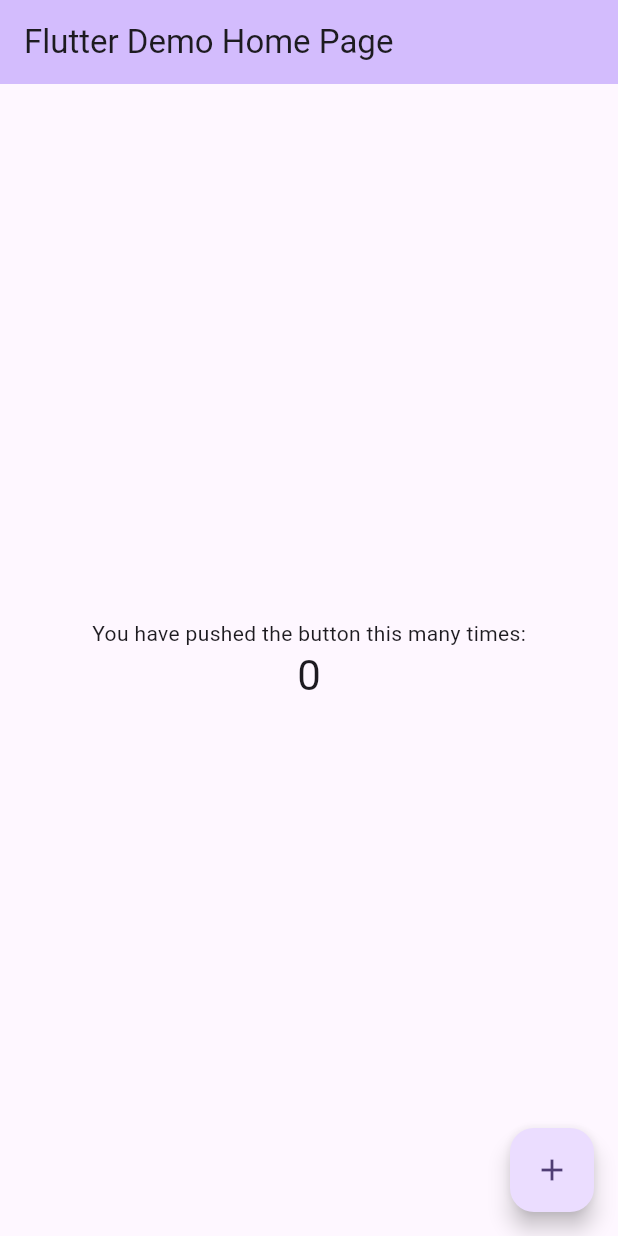
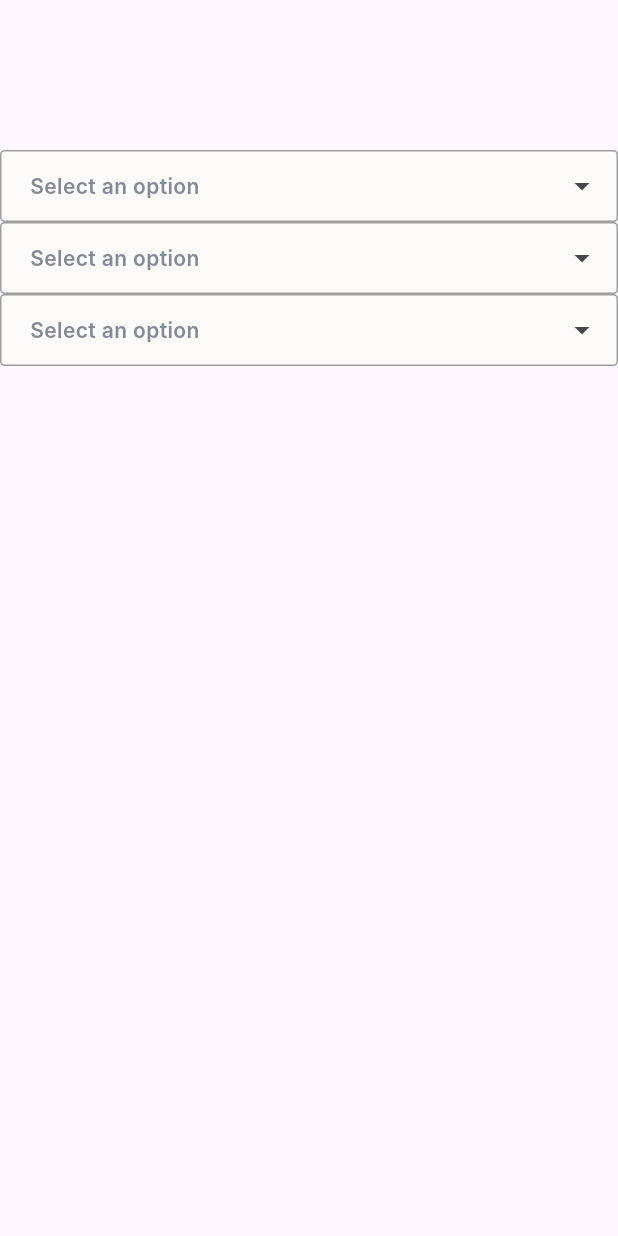
Before and after one commit to VARKOLU1729/pincode_country_state_city_pro, a Flutter app: the screen it shows after launch, on a phone screen of 412 x 824 dp. Run offline on Flutter 3.47's test engine with Material 3 defaults, Android fonts, the phone set to English and light mode, and no system bars; drawn by our look-alikes of dropdown_search; Roboto replaces fonts that are missing (Inter).

Commit message:
example and other widgets

```diff
--- a/example/lib/main.dart
+++ b/example/lib/main.dart
@@ -2,125 +2,12 @@ import 'package:flutter/material.dart';
 import 'package:pincode_country_state_city_pro/pincode_country_state_city_pro.dart';
 
 void main() {
-  runApp(const MyApp());
+  AddressPickerController controller = AddressPickerController();
+  runApp(MaterialApp(
+    home: Scaffold(
+      body: PincodeCountryStateCityPicker(
+        controller: controller,
+      ),
+    ),
+  ));
 }
-
-class MyApp extends StatelessWidget {
-  const MyApp({super.key});
-
-  // This widget is the root of your application.
-  @override
-  Widget build(BuildContext context) {
-    return MaterialApp(
-      title: 'Flutter Demo',
-      theme: ThemeData(
-        // This is the theme of your application.
-        //
-        // TRY THIS: Try running your application with "flutter run". You'll see
-        // the application has a purple toolbar. Then, without quitting the app,
-        // try changing the seedColor in the colorScheme below to Colors.green
-        // and then invoke "hot reload" (save your changes or press the "hot
-        // reload" button in a Flutter-supported IDE, or press "r" if you used
-        // the command line to start the app).
-        //
-        // Notice that the counter didn't reset back to zero; the application
-        // state is not lost during the reload. To reset the state, use hot
-        // restart instead.
-        //
-        // This works for code too, not just values: Most code changes can be
-        // tested with just a hot reload.
-        colorScheme: ColorScheme.fromSeed(seedColor: Colors.deepPurple),
-        useMaterial3: true,
-      ),
-      home: const MyHomePage(title: 'Flutter Demo Home Page'),
-    );
-  }
-}
-
-class MyHomePage extends StatefulWidget {
-  const MyHomePage({super.key, required this.title});
-
-  // This widget is the home page of your application. It is stateful, meaning
-  // that it has a State object (defined below) that contains fields that affect
-  // how it looks.
-
-  // This class is the configuration for the state. It holds the values (in this
-  // case the title) provided by the parent (in this case the App widget) and
-  // used by the build method of the State. Fields in a Widget subclass are
-  // always marked "final".
-
-  final String title;
-
-  @override
-  State<MyHomePage> createState() => _MyHomePageState();
-}
-
-class _MyHomePageState extends State<MyHomePage> {
-  int _counter = 0;
-
-  void _incrementCounter() {
-    setState(() {
-      // This call to setState tells the Flutter framework that something has
-      // changed in this State, which causes it to rerun the build method below
-      // so that the display can reflect the updated values. If we changed
-      // _counter without calling setState(), then the build method would not be
-      // called again, and so nothing would appear to happen.
-      _counter++;
-    });
-  }
-
-  @override
-  Widget build(BuildContext context) {
-    // This method is rerun every time setState is called, for instance as done
-    // by the _incrementCounter method above.
-    //
-    // The Flutter framework has been optimized to make rerunning build methods
-    // fast, so that you can just rebuild anything that needs updating rather
-    // than having to individually change instances of widgets.
-    return Scaffold(
-      appBar: AppBar(
-        // TRY THIS: Try changing the color here to a specific color (to
-        // Colors.amber, perhaps?) and trigger a hot reload to see the AppBar
-        // change color while the other colors stay the same.
-        backgroundColor: Theme.of(context).colorScheme.inversePrimary,
-        // Here we take the value from the MyHomePage object that was created by
-        // the App.build method, and use it to set our appbar title.
-        title: Text(widget.title),
-      ),
-      body: Center(
-        // Center is a layout widget. It takes a single child and positions it
-        // in the middle of the parent.
-        child: Column(
-          // Column is also a layout widget. It takes a list of children and
-          // arranges them vertically. By default, it sizes itself to fit its
-          // children horizontally, and tries to be as tall as its parent.
-          //
-          // Column has various properties to control how it sizes itself and
-          // how it positions its children. Here we use mainAxisAlignment to
-          // center the children vertically; the main axis here is the vertical
-          // axis because Columns are vertical (the cross axis would be
-          // horizontal).
-          //
-          // TRY THIS: Invoke "debug painting" (choose the "Toggle Debug Paint"
-          // action in the IDE, or press "p" in the console), to see the
-          // wireframe for each widget.
-          mainAxisAlignment: MainAxisAlignment.center,
-          children: <Widget>[
-            const Text(
-              'You have pushed the button this many times:',
-            ),
-            Text(
-              '$_counter',
-              style: Theme.of(context).textTheme.headlineMedium,
-            ),
-          ],
-        ),
-      ),
-      floatingActionButton: FloatingActionButton(
-        onPressed: _incrementCounter,
-        tooltip: 'Increment',
-        child: const Icon(Icons.add),
-      ), // This trailing comma makes auto-formatting nicer for build methods.
-    );
-  }
-}
--- a/lib/pincode_country_state_city_pro.dart
+++ b/lib/pincode_country_state_city_pro.dart
@@ -9,3 +9,4 @@ export 'package:pincode_country_state_city_pro/src/widgets/city_picker.dart';
 export 'package:pincode_country_state_city_pro/src/widgets/state_picker.dart';
 export 'package:pincode_country_state_city_pro/src/widgets/country_picker.dart';
 export 'package:pincode_country_state_city_pro/src/widgets/pincode_field.dart';
+export 'package:pincode_country_state_city_pro/src/utils/address_picker_controllers.dart';
--- a/lib/src/models/country.dart
+++ b/lib/src/models/country.dart
@@ -1,11 +1,11 @@
 class Country {
-  String? name;
+  String name;
   String? isoCode;
   String? dialCode;
   String? flagUri;
 
   Country({
-    this.name,
+    required this.name,
     this.isoCode,
     this.dialCode,
     this.flagUri,
--- a/lib/src/pincode_country_state_city_picker.dart
+++ b/lib/src/pincode_country_state_city_picker.dart
@@ -0,0 +1,42 @@
+import 'package:flutter/material.dart';
+import 'package:pincode_country_state_city_pro/pincode_country_state_city_pro.dart';
+import 'package:pincode_country_state_city_pro/src/utils/address_picker_controllers.dart';
+
+class PincodeCountryStateCityPicker extends StatefulWidget {
+  final AddressPickerController controller;
+  const PincodeCountryStateCityPicker({
+    super.key,
+    required this.controller,
+  });
+
+  @override
+  State<PincodeCountryStateCityPicker> createState() => _PincodeCountryStateCityPickerState();
+}
+
+class _PincodeCountryStateCityPickerState extends State<PincodeCountryStateCityPicker> {
+  @override
+  void initState() {
+    super.initState();
+    // Initialize the countries list
+    WidgetsBinding.instance.addPostFrameCallback((_) async {
+      widget.controller.countriesList.value = await getAllCountries();
+    });
+  }
+
+  @override
+  Widget build(BuildContext context) {
+    return LayoutBuilder(
+      builder: (context, constraints) {
+        return Column(
+          children: [
+            const SizedBox(height: 100),
+            CountryPicker(controller: widget.controller),
+            StatePicker(controller: widget.controller),
+            CityPicker(controller: widget.controller),
+          ],
+        );
+      },
+    );
+    ;
+  }
+}
--- /dev/null
+++ b/lib/src/utils/address_picker_controllers.dart
@@ -0,0 +1,22 @@
+import 'package:dropdown_search/dropdown_search.dart';
+import 'package:flutter/material.dart';
+import 'package:pincode_country_state_city_pro/pincode_country_state_city_pro.dart';
+
+class AddressPickerController {
+  AddressPickerController._privateConstructor();
+  static final AddressPickerController _instance = AddressPickerController._privateConstructor();
+  factory AddressPickerController() => _instance;
+
+  GlobalKey<DropdownSearchState<Country>> countryDropdownKey = GlobalKey();
+  GlobalKey<DropdownSearchState<StateModel>> stateDropdownKey = GlobalKey();
+  GlobalKey<DropdownSearchState<City>> cityDropdownKey = GlobalKey();
+  TextEditingController pinCodeController = TextEditingController();
+
+  ValueNotifier<List<City>> citiesList = ValueNotifier(<City>[]);
+  ValueNotifier<List<StateModel>> statesList = ValueNotifier(<StateModel>[]);
+  ValueNotifier<List<Country>> countriesList = ValueNotifier(<Country>[]);
+
+  ValueNotifier<City?> selectedCity = ValueNotifier(null);
+  ValueNotifier<StateModel?> selectedState = ValueNotifier(null);
+  ValueNotifier<Country?> selectedCountry = ValueNotifier(null);
+}
--- a/lib/src/utils/city_utils.dart
+++ b/lib/src/utils/city_utils.dart
@@ -10,7 +10,7 @@ class CityUtils {
     if (_cachedCities.isNotEmpty) {
       return _cachedCities;
     }
-    final res = await rootBundle.loadString('assets/CSC/city_with_postal_codes.json');
+    final res = await rootBundle.loadString('packages/pincode_country_state_city_pro/lib/assets/city_with_postal_codes.json');
     final data = jsonDecode(res) as List;
     _cachedCities = List<City>.from(
       data.map((item) => City.fromJson(item)),
--- a/lib/src/utils/country_utils.dart
+++ b/lib/src/utils/country_utils.dart
@@ -11,7 +11,7 @@ class CountryUtils {
     if (_cachedCountries.isNotEmpty) {
       return _cachedCountries;
     }
-    final res = await rootBundle.loadString('assets/CSC/state.json');
+    final res = await rootBundle.loadString('packages/pincode_country_state_city_pro/lib/assets/country.json');
     final data = jsonDecode(res) as List;
     _cachedCountries = List<Country>.from(
       data.map((item) => Country.fromJson(item)),
--- a/lib/src/utils/state_utils.dart
+++ b/lib/src/utils/state_utils.dart
@@ -11,7 +11,7 @@ class StateUtils {
     if (_cachedStates.isNotEmpty) {
       return _cachedStates;
     }
-    final res = await rootBundle.loadString('assets/CSC/state.json');
+    final res = await rootBundle.loadString('packages/pincode_country_state_city_pro/lib/assets/state.json');
     final data = jsonDecode(res) as List;
     _cachedStates = List<StateModel>.from(
       data.map((item) => StateModel.fromJson(item)),
--- a/lib/src/widgets/city_picker.dart
+++ b/lib/src/widgets/city_picker.dart
@@ -1,38 +1,49 @@
+import 'package:dropdown_search/dropdown_search.dart';
 import 'package:flutter/material.dart';
-import 'package:flutter/foundation.dart';
 import 'package:pincode_country_state_city_pro/pincode_country_state_city_pro.dart';
-import 'package:pincode_country_state_city_pro/src/utils/data_utils.dart';
 import 'package:pincode_country_state_city_pro/src/widgets/dropdown_search.dart';
 
 class CityPicker extends StatelessWidget {
-  final List<City> cities;
-  final ValueChanged<City?> onChanged;
-  final ValueChanged<City?> onSaved;
+  final ValueChanged<City?>? onChanged;
+  final ValueChanged<City?>? onSaved;
   final String Function(City)? itemLabelBuilder;
   final String? Function(City?)? validator;
-  final City? selectedItem;
-  Key? key;
+  final GlobalKey<DropdownSearchState<City>>? dropDownSearchkey;
+  final AddressPickerController controller;
   const CityPicker({
-    .key,
-    required this.cities,
-    required this.onChanged,
-    required this.onSaved,
-    required this.validator,
-    required this.selectedItem,
+    super.key,
+    required this.controller,
+    this.dropDownSearchkey,
+    this.onChanged,
+    this.onSaved,
+    this.validator,
     this.itemLabelBuilder,
   });
 
   @override
   Widget build(BuildContext context) {
-    return dropDownSearch<City>(
-      key: DataUtils.cityDropdownKey,
-      context: context,
-      items: cities,
-      itemLabelBuilder: itemLabelBuilder ?? (city) => city.name,
-      onChanged: onChanged,
-      onSaved: onSaved,
-      validator: validator,
-      selectedItem: selectedItem,
-    );
+    return ValueListenableBuilder(
+        valueListenable: controller.citiesList,
+        builder: (context, value1, _) {
+          return ValueListenableBuilder(
+              valueListenable: controller.selectedCity,
+              builder: (context, value2, _) {
+                return dropDownSearch<City>(
+                  key: controller.cityDropdownKey,
+                  context: context,
+                  items: value1,
+                  itemLabelBuilder: itemLabelBuilder ?? (City city) => city.name,
+                  onChanged: (City? city) {
+                    controller.selectedCity.value = city;
+
+                    controller.pinCodeController.clear();
+                    if (onChanged != null) onChanged!(city);
+                  },
+                  onSaved: onSaved,
+                  validator: validator,
+                  selectedItem: value2,
+                );
+              });
+        });
   }
 }
--- a/lib/src/widgets/country_picker.dart
+++ b/lib/src/widgets/country_picker.dart
@@ -0,0 +1,55 @@
+import 'package:flutter/material.dart';
+import 'package:pincode_country_state_city_pro/pincode_country_state_city_pro.dart';
+import 'package:pincode_country_state_city_pro/src/utils/address_picker_controllers.dart';
+import 'package:pincode_country_state_city_pro/src/utils/state_utils.dart';
+import 'package:pincode_country_state_city_pro/src/widgets/dropdown_search.dart';
+
+class CountryPicker extends StatelessWidget {
+  final ValueChanged<Country?>? onChanged;
+  final ValueChanged<Country?>? onSaved;
+  final String Function(Country)? itemLabelBuilder;
+  final String? Function(Country?)? validator;
+  final AddressPickerController controller;
+  const CountryPicker({
+    super.key,
+    required this.controller,
+    this.onChanged,
+    this.onSaved,
+    this.validator,
+    this.itemLabelBuilder,
+  });
+
+  @override
+  Widget build(BuildContext context) {
+    return ValueListenableBuilder(
+        valueListenable: controller.countriesList,
+        builder: (context, value1, _) {
+          return ValueListenableBuilder(
+              valueListenable: controller.selectedCountry,
+              builder: (context, value2, _) {
+                return dropDownSearch<Country>(
+                  key: controller.countryDropdownKey,
+                  context: context,
+                  items: value1,
+                  itemLabelBuilder: itemLabelBuilder ?? (Country country) => country.name,
+                  onChanged: (Country? country) async {
+                    controller.selectedState.value = null;
+                    controller.selectedCity.value = null;
+                    controller.selectedCountry.value = country;
+                    controller.pinCodeController.clear();
+
+                    controller.stateDropdownKey.currentState?.clear();
+                    controller.cityDropdownKey.currentState?.clear();
+
+                    if (country?.isoCode != null) controller.statesList.value = await StateUtils.getStatesOfCountry(country!.isoCode!);
+
+                    if (onChanged != null) onChanged!(country);
+                  },
+                  onSaved: onSaved,
+                  validator: validator,
+                  selectedItem: value2,
+                );
+              });
+        });
+  }
+}
--- a/lib/src/widgets/state_picker.dart
+++ b/lib/src/widgets/state_picker.dart
@@ -0,0 +1,58 @@
+import 'package:flutter/material.dart';
+import 'package:pincode_country_state_city_pro/pincode_country_state_city_pro.dart';
+import 'package:pincode_country_state_city_pro/src/utils/address_picker_controllers.dart';
+import 'package:pincode_country_state_city_pro/src/widgets/dropdown_search.dart';
+
+class StatePicker extends StatelessWidget {
+  final ValueChanged<StateModel?>? onChanged;
+  final ValueChanged<StateModel?>? onSaved;
+  final String Function(StateModel)? itemLabelBuilder;
+  final String? Function(StateModel?)? validator;
+  final AddressPickerController controller;
+  const StatePicker({
+    super.key,
+    required this.controller,
+    this.onChanged,
+    this.onSaved,
+    this.validator,
+    this.itemLabelBuilder,
+  });
+
+  @override
+  Widget build(BuildContext context) {
+    return ValueListenableBuilder(
+        valueListenable: controller.statesList,
+        builder: (context, value1, _) {
+          return ValueListenableBuilder(
+              valueListenable: controller.selectedState,
+              builder: (context, value2, _) {
+                return dropDownSearch<StateModel>(
+                  key: controller.stateDropdownKey,
+                  context: context,
+                  items: value1,
+                  itemLabelBuilder: itemLabelBuilder ?? (StateModel state) => state.name,
+                  onChanged: (StateModel? state) async {
+                    controller.selectedState.value = state;
+
+                    controller.selectedCity.value = null;
+                    controller.pinCodeController.clear();
+
+                    controller.cityDropdownKey.currentState?.clear();
+
+                    if (controller.selectedCountry.value?.isoCode != null && state?.isoCode != null) {
+                      controller.citiesList.value = await getCitiesOfState(
+                        countryCode: controller.selectedCountry.value!.isoCode!,
+                        stateCode: state!.isoCode,
+                      );
+                    }
+
+                    if (onChanged != null) onChanged!(state);
+                  },
+                  onSaved: onSaved,
+                  validator: validator,
+                  selectedItem: value2,
+                );
+              });
+        });
+  }
+}
--- a/pubspec.yaml
+++ b/pubspec.yaml
@@ -28,7 +28,11 @@ flutter:
 
   # To add assets to your package, add an assets section, like this:
    assets:
-     - lib/assets/
+     - lib/assets/flags/
+     - lib/assets/country.json
+     - lib/assets/state.json
+     - lib/assets/city_with_postal_codes.json
+     - lib/assets/postal_code_formats.json
   #
   # For details regarding assets in packages, see
   # https://flutter.dev/assets-and-images/#from-packages
```
Also changed, not shown: lib/src/utils/data_utils.dart (deleted, +0 -9 lines), 1 other file.
